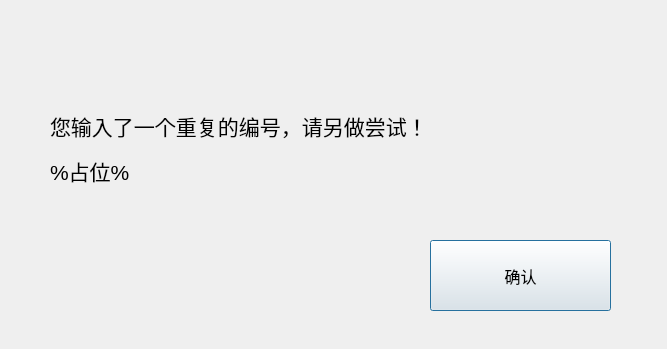
First picture: the form in invalidinputdialog.ui, repository Serissia/Qt_OOPManager, before the edit.
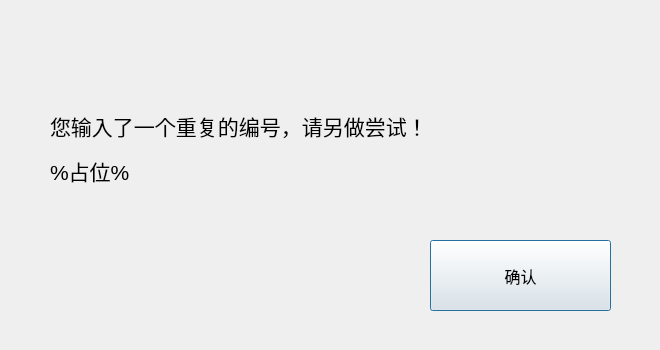
Second picture: the form after the edit.

```diff
--- a/invalidinputdialog.ui
+++ b/invalidinputdialog.ui
@@ -6,8 +6,8 @@
    <rect>
     <x>0</x>
     <y>0</y>
-    <width>667</width>
-    <height>349</height>
+    <width>660</width>
+    <height>350</height>
    </rect>
   </property>
   <property name="windowTitle">
```
